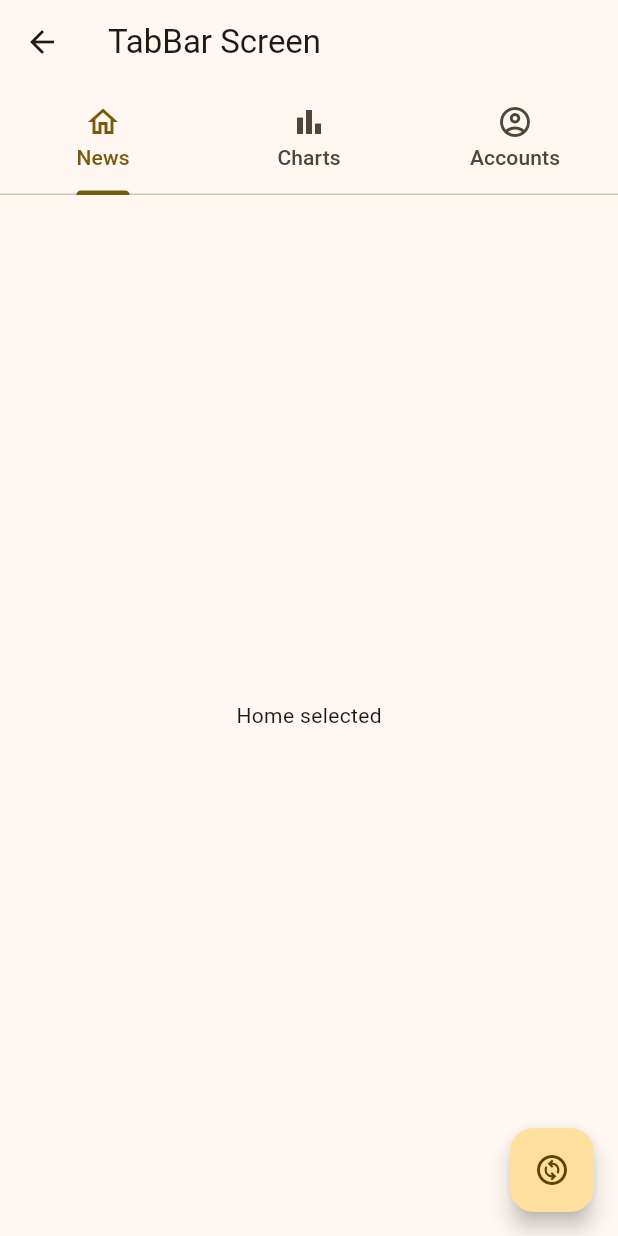
After one commit to jaimetellezb/flutter_widgets_app, a Flutter app: the AppBarScreen screen opened by its route, after a tap on the "change circle" icon, on a phone screen of 412 x 824 dp. The commit adds this screen. Run offline on Flutter 3.47's test engine with Material 3 defaults, Android fonts, the phone set to English and light mode, and no system bars; our stand-ins replace go_router.

Commit message:
add new widgets

```diff
--- a/lib/configs/constants/constants.dart
+++ b/lib/configs/constants/constants.dart
@@ -65,6 +65,11 @@ listTileScreen(
     path: 'listTile',
     label: 'Listtile',
   ),
+  appBarScreen(
+    name: 'app-bar-screen',
+    path: 'app-bar',
+    label: 'AppBar',
+  ),
   //END
   ;
 
--- a/lib/configs/router/app_router.dart
+++ b/lib/configs/router/app_router.dart
@@ -72,6 +72,11 @@ final appRouter = GoRouter(
           path: RouteProperties.listTileScreen.path,
           builder: (context, state) => const ListTileScreen(),
         ),
+        GoRoute(
+          name: RouteProperties.appBarScreen.name,
+          path: RouteProperties.appBarScreen.path,
+          builder: (context, state) => const AppBarScreen(),
+        ),
         //END
       ],
     ),
--- a/lib/configs/widget_category.dart
+++ b/lib/configs/widget_category.dart
@@ -75,5 +75,10 @@ final categoryList = <WidgetCategory>[
     path: RouteProperties.listTileScreen.path,
     icon: Icons.width_normal,
   ),
+  WidgetCategory(
+    title: RouteProperties.appBarScreen.label,
+    path: RouteProperties.appBarScreen.path,
+    icon: Icons.toc_sharp,
+  ),
   //END
 ];
--- a/lib/main.dart
+++ b/lib/main.dart
@@ -1,7 +1,8 @@
 import 'package:flutter/material.dart';
 import 'package:flutter_widgets_app/configs/configs.dart';
 
-void main() {
+void main() async {
+  WidgetsFlutterBinding.ensureInitialized();
   runApp(const WidgetApp());
 }
 
--- /dev/null
+++ b/lib/screens/app_bar_screen.dart
@@ -0,0 +1,183 @@
+// Se crea screen para widget app-bar
+import 'package:flutter/material.dart';
+
+class AppBarScreen extends StatefulWidget {
+  const AppBarScreen({super.key});
+
+  @override
+  State<AppBarScreen> createState() => _AppBarScreenState();
+}
+
+class _AppBarScreenState extends State<AppBarScreen> {
+  bool _appBarOption = true;
+
+  @override
+  Widget build(BuildContext context) {
+    return Scaffold(
+      body: _appBarOption ? AppBarWidget(context) : TabBarWidget(context),
+      floatingActionButton: FloatingActionButton(
+        onPressed: () {
+          setState(() {
+            _appBarOption = !_appBarOption;
+          });
+        },
+        child: const Icon(Icons.change_circle_outlined),
+      ),
+    );
+  }
+}
+
+class AppBarWidget extends StatefulWidget {
+  const AppBarWidget(BuildContext context, {super.key});
+
+  @override
+  State<AppBarWidget> createState() => _AppBarWidgetState();
+}
+
+class _AppBarWidgetState extends State<AppBarWidget> {
+  bool _showPlayIcon = true;
+  bool _showNotificationIcon = false;
+  String _data = '';
+
+  @override
+  Widget build(BuildContext context) {
+    return Scaffold(
+      appBar: AppBar(
+        title: const Text('AppBar Screen'),
+        actions: [
+          _showPlayIcon
+              ? buildPlayPauseButton(
+                  text: 'Play selected',
+                  icon: Icons.play_arrow,
+                )
+              : buildPlayPauseButton(
+                  text: 'Pause selected',
+                  icon: Icons.pause,
+                ),
+          _showNotificationIcon
+              ? buildNotificationButton(
+                  text: 'Disabled notifications',
+                  icon: Icons.notifications,
+                )
+              : buildNotificationButton(
+                  text: 'Enabled notifications',
+                  icon: Icons.notifications_outlined,
+                ),
+          PopupMenuButton<String>(
+            onSelected: (value) {
+              ScaffoldMessenger.of(context).showSnackBar(
+                SnackBar(content: Text('Tap: $value')),
+              );
+            },
+            itemBuilder: (BuildContext context) {
+              return {'Profile', 'Settings', 'Logout'}.map((String choice) {
+                return PopupMenuItem<String>(
+                  value: choice,
+                  child: Text(choice),
+                );
+              }).toList();
+            },
+          ),
+        ],
+        elevation: 5,
+        shadowColor: Theme.of(context).shadowColor,
+      ),
+      body: Center(
+        child: Text(_data),
+      ),
+    );
+  }
+
+  IconButtonWidget buildNotificationButton(
+      {required String text, required IconData icon}) {
+    return IconButtonWidget(
+      icon: icon,
+      text: text,
+      onPressed: () {
+        setState(() {
+          _showNotificationIcon = !_showNotificationIcon;
+          _data = text;
+        });
+      },
+    );
+  }
+
+  IconButtonWidget buildPlayPauseButton(
+      {required String text, required IconData icon}) {
+    return IconButtonWidget(
+      icon: icon,
+      text: text,
+      onPressed: () {
+        setState(() {
+          _showPlayIcon = !_showPlayIcon;
+          _data = text;
+        });
+      },
+    );
+  }
+}
+
+class IconButtonWidget extends StatelessWidget {
+  const IconButtonWidget(
+      {super.key,
+      required this.icon,
+      required this.text,
+      required this.onPressed});
+
+  final IconData icon;
+  final String text;
+  final void Function() onPressed;
+
+  @override
+  Widget build(BuildContext context) {
+    return IconButton(
+      icon: Icon(icon),
+      tooltip: text,
+      onPressed: onPressed,
+    );
+  }
+}
+
+class TabBarWidget extends StatelessWidget {
+  const TabBarWidget(BuildContext context, {super.key});
+
+  @override
+  Widget build(BuildContext context) {
+    return DefaultTabController(
+      initialIndex: 0,
+      length: 3,
+      child: Scaffold(
+        appBar: AppBar(
+          title: const Text('TabBar Screen'),
+          bottom: const TabBar(
+            tabs: [
+              Tab(
+                icon: Icon(Icons.home_outlined),
+                text: 'News',
+              ),
+              Tab(
+                icon: Icon(Icons.bar_chart_outlined),
+                text: 'Charts',
+              ),
+              Tab(
+                icon: Icon(Icons.account_circle_outlined),
+                text: 'Accounts',
+              ),
+            ],
+          ),
+        ),
+        body: const TabBarView(children: [
+          Center(
+            child: Text('Home selected'),
+          ),
+          Center(
+            child: Text('Charts selected'),
+          ),
+          Center(
+            child: Text('Account selected'),
+          ),
+        ]),
+      ),
+    );
+  }
+}
--- a/lib/screens/home_screen.dart
+++ b/lib/screens/home_screen.dart
@@ -36,7 +36,8 @@ class HomeScreen extends StatelessWidget {
                 context.go('/${category.path}');
               },
               icon: Icon(category.icon),
-              label: Text(category.title),
+              label: Align(
+                  alignment: Alignment.centerLeft, child: Text(category.title)),
             ),
           );
         },
--- a/lib/screens/screens.dart
+++ b/lib/screens/screens.dart
@@ -1,4 +1,5 @@
 export 'alert_dialog_screen.dart';
+export 'app_bar_screen.dart';
 export 'badge_screen.dart';
 export 'bottom_sheet_screen.dart';
 export 'button_screen.dart';
```
Also changed, not shown: pubspec.lock, 8 other files. Lines whose indentation alone changed are shown as unchanged.
